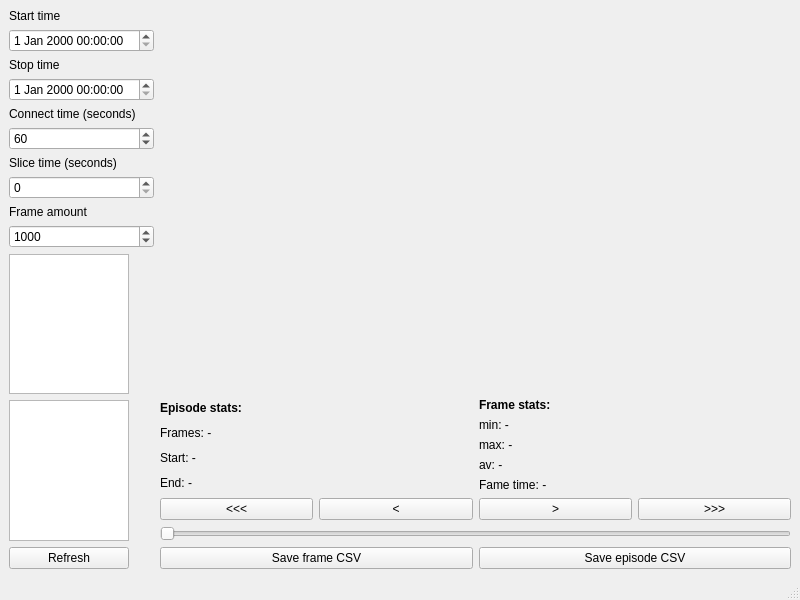
GiteZz/Thermal-sensor-localisation, file server/database_scroll/mainwindow.ui: the form before one commit.
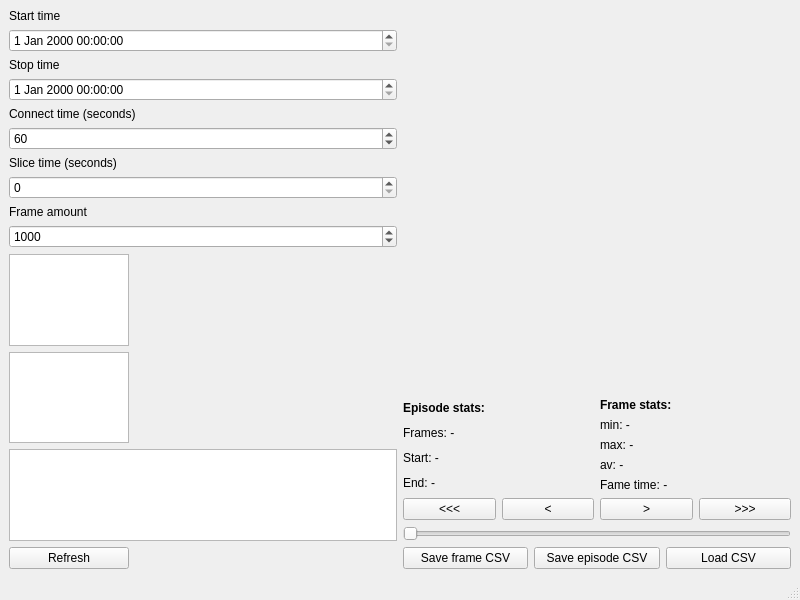
The form after the commit.

What changed in the file:
```diff
--- a/server/database_scroll/mainwindow.ui
+++ b/server/database_scroll/mainwindow.ui
@@ -174,6 +174,13 @@
             </property>
            </widget>
           </item>
+          <item>
+           <widget class="QPushButton" name="loadCSVButton">
+            <property name="text">
+             <string>Load CSV</string>
+            </property>
+           </widget>
+          </item>
          </layout>
         </item>
        </layout>
@@ -267,6 +274,9 @@
           </property>
          </widget>
         </item>
+        <item>
+         <widget class="QListWidget" name="csvList"/>
+        </item>
         <item>
          <widget class="QPushButton" name="refreshButton">
           <property name="maximumSize">
```
Left out of the diff: 2 changed lines with no effect on the pictures.
